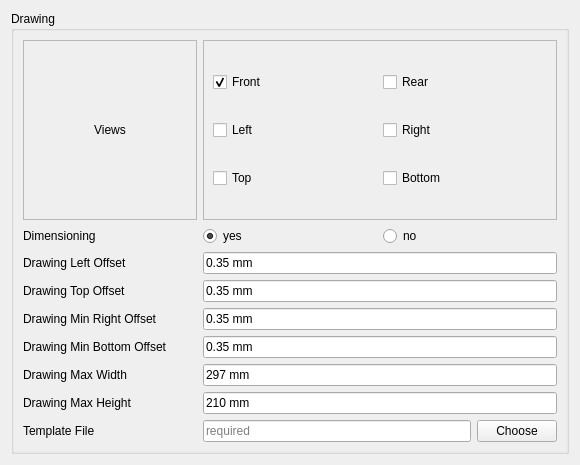
The window that ReinforcementDrawing/ReinforcementDrawingDimensioning_Drawing.ui (amrit3701/FreeCAD-Reinforcement) describes before a commit, drawn with Qt 5.
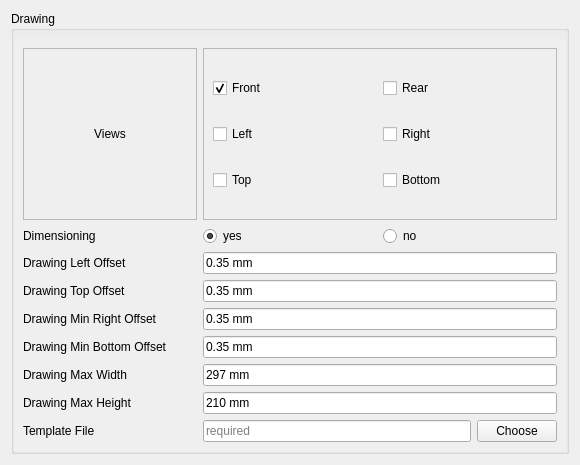
The same window after the commit. Custom widgets are drawn as their Qt base class.

Patch:
```diff
--- a/ReinforcementDrawing/ReinforcementDrawingDimensioning_Drawing.ui
+++ b/ReinforcementDrawing/ReinforcementDrawingDimensioning_Drawing.ui
@@ -24,7 +24,7 @@
        <number>0</number>
       </property>
       <property name="topMargin">
-       <number>0</number>
+       <number>8</number>
       </property>
       <property name="rightMargin">
        <number>0</number>
```
